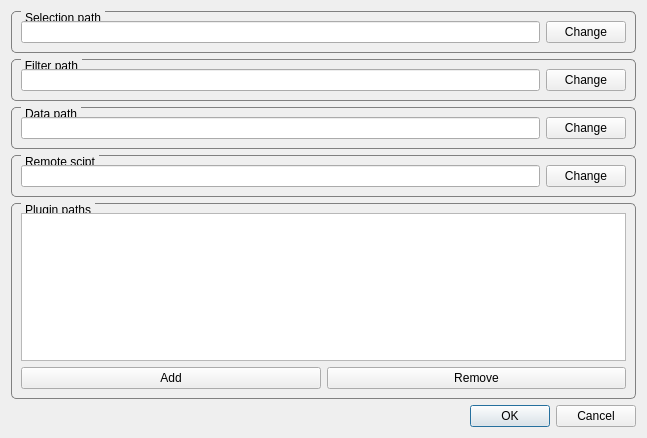
Above: spykeviewer/ui/settings.ui from rproepp/spykeviewer before the change. Below: the same form after it.
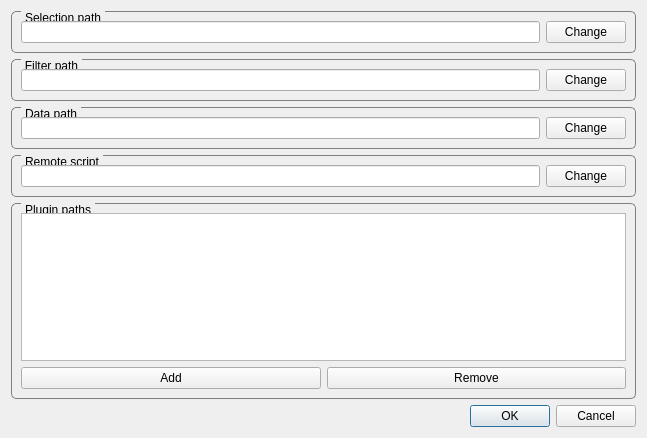
That is the form after the change.

Commit message: Fixed spelling error in settings

Patch:
```diff
--- a/spykeviewer/ui/settings.ui
+++ b/spykeviewer/ui/settings.ui
@@ -135,7 +135,7 @@
    <item row="3" column="0">
     <widget class="QGroupBox" name="groupBox_5">
      <property name="title">
-      <string>Remote scipt</string>
+      <string>Remote script</string>
      </property>
      <layout class="QHBoxLayout" name="horizontalLayout_4">
       <item>
```
The commit also changes 1 other file.
